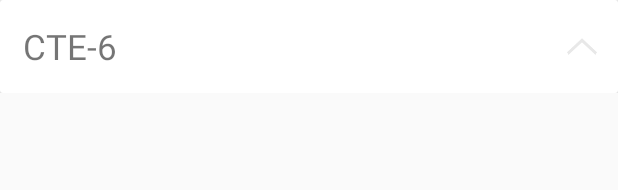
After one commit to KDL-in/ArSr, an Android app: the layout layout_tasks_of_category.xml on its own in the app's theme, with its tools: preview values and no code run, on a phone screen of 412 x 824 dp. The commit adds this screen. Shown: the top 190 px of the screen. Run offline under Robolectric (Android 15) with nearby library versions, the phone set to English and light mode, and no system bars.

Commit message:
preparation +customview +logutil +doc

```diff
--- a/app/src/main/java/com/arsr/arsr/BasicActivity.java
+++ b/app/src/main/java/com/arsr/arsr/BasicActivity.java
@@ -8,6 +8,9 @@ import com.arsr.arsr.util.LogUtil;
 
 /**
  * Created by KundaLin on 17/12/20.
+ * 所有活动的父类
+ * 1. 统一打印活动
+ * 2. 统一调用ActivityCollector进行管理
  */
 
 public class BasicActivity extends AppCompatActivity {
@@ -21,7 +24,7 @@ public class BasicActivity extends AppCompatActivity {
     protected void onCreate(@Nullable Bundle savedInstanceState) {
         super.onCreate(savedInstanceState);
         LogUtil.v("CurrentActivity",getClass().getSimpleName());
-        ActivityCollector.addActivitiy(this);
+        ActivityCollector.addActivity(this);
     }
 
 }
--- a/app/src/main/java/com/arsr/arsr/MainActivity.java
+++ b/app/src/main/java/com/arsr/arsr/MainActivity.java
@@ -11,6 +11,6 @@ public class MainActivity extends BasicActivity {
     protected void onCreate(Bundle savedInstanceState) {
         super.onCreate(savedInstanceState);
         setContentView(R.layout.activity_main);
-        //test hide layout
+
     }
 }
--- /dev/null
+++ b/app/src/main/res/drawable/selector_expand.xml
@@ -0,0 +1,7 @@
+<?xml version="1.0" encoding="utf-8"?>
+<selector xmlns:android="http://schemas.android.com/apk/res/android">
+
+    <item android:state_selected="true" android:drawable="@drawable/expand" />
+    <item android:state_selected="false" android:drawable="@drawable/expand_rev" />
+
+</selector>
--- a/app/src/main/res/layout/layout_category.xml
+++ b/app/src/main/res/layout/layout_category.xml
@@ -5,8 +5,7 @@
     xmlns:tools="http://schemas.android.com/tools"
     android:layout_width="match_parent"
     android:layout_height="wrap_content"
-    android:elevation="0dp"
-    android:layout_marginBottom="0.01dp"
+    android:elevation="100dp"
     app:cardCornerRadius="1dp">
 
     <LinearLayout
@@ -27,7 +26,7 @@
 
         <ImageView
             android:id="@+id/img_expand"
-            android:background="@drawable/icon_expand"
+            android:background="@drawable/selector_expand"
             android:layout_width="0dp"
             android:layout_height="match_parent"
             android:clickable="true"
--- /dev/null
+++ b/app/src/main/res/layout/layout_tasks_of_category.xml
@@ -0,0 +1,23 @@
+<?xml version="1.0" encoding="utf-8"?>
+<LinearLayout xmlns:android="http://schemas.android.com/apk/res/android"
+    xmlns:app="http://schemas.android.com/apk/res-auto"
+    xmlns:tools="http://schemas.android.com/tools"
+    android:layout_width="match_parent"
+    android:layout_height="wrap_content"
+    android:orientation="vertical"
+    tools:context="com.arsr.arsr.MainActivity">
+    <com.arsr.arsr.costumview.CategoryLayout
+        android:layout_width="match_parent"
+        android:layout_height="wrap_content">
+    </com.arsr.arsr.costumview.CategoryLayout>
+    <LinearLayout
+        android:id="@+id/layout_tasks"
+        android:orientation="vertical"
+        android:paddingLeft="2dp"
+        android:paddingRight="2dp"
+        android:layout_width="match_parent"
+        android:layout_height="wrap_content">
+    </LinearLayout>
+
+
+</LinearLayout>
```
Also changed, not shown: app/src/main/java/com/arsr/arsr/ActivityCollector.java (+6 -1 lines), app/src/main/java/com/arsr/arsr/costumview/CategoryLayout.java (+4 -8 lines), app/src/main/java/com/arsr/arsr/costumview/TaskLayout.java (renamed from app/src/main/java/com/arsr/arsr/costumview/EntryLayout.java, +5 -5 lines), app/src/main/java/com/arsr/arsr/costumview/TasksOfACategory.java (added, +53 -0 lines), app/src/main/res/drawable/icon_expand.xml (deleted, +0 -7 lines), app/src/main/res/layout/activity_main.xml (+2 -23 lines), app/src/main/res/layout/layout_task.xml (renamed from app/src/main/res/layout/layout_entry.xml).
